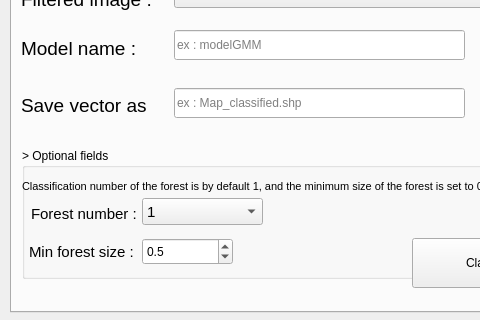
This is historical_map_dialog_base.ui in nkarasiak/HistoricalMap as Qt 5 draws it before an edit; both pictures show x 0 to 480 and y 268 to 588 of the 590 by 588 pixel window. The edited form follows.
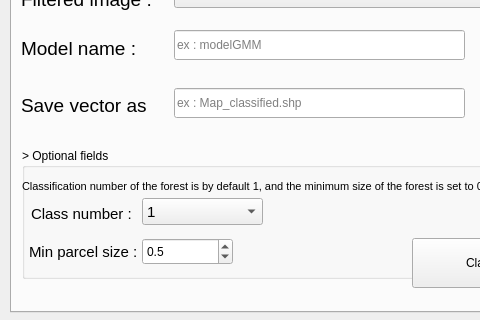
This is the edited form. The open tabs and pages were chosen to show the change. Icons and pictures are not drawn. Custom widgets are drawn as their Qt base class.

What changed in the file:
```diff
--- a/historical_map_dialog_base.ui
+++ b/historical_map_dialog_base.ui
@@ -1191,7 +1191,7 @@
        </font>
       </property>
       <property name="text">
-       <string>Min forest size :</string>
+       <string>Min parcel size :</string>
       </property>
      </widget>
      <widget class="QLabel" name="tiffImageLabel_14">
@@ -1209,7 +1209,7 @@
        </font>
       </property>
       <property name="text">
-       <string>Forest number :</string>
+       <string>Class number :</string>
       </property>
      </widget>
      <widget class="QLabel" name="label_12">
```
Left out of the diff: 5 changed lines with no effect on the pictures.
